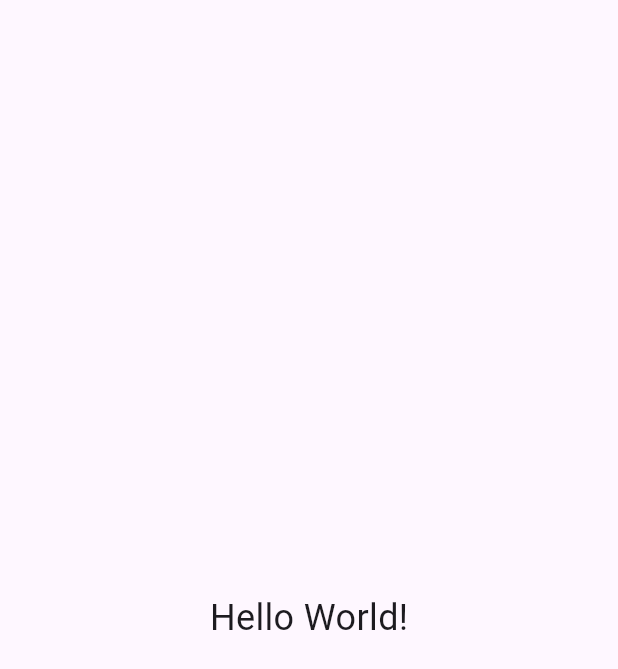
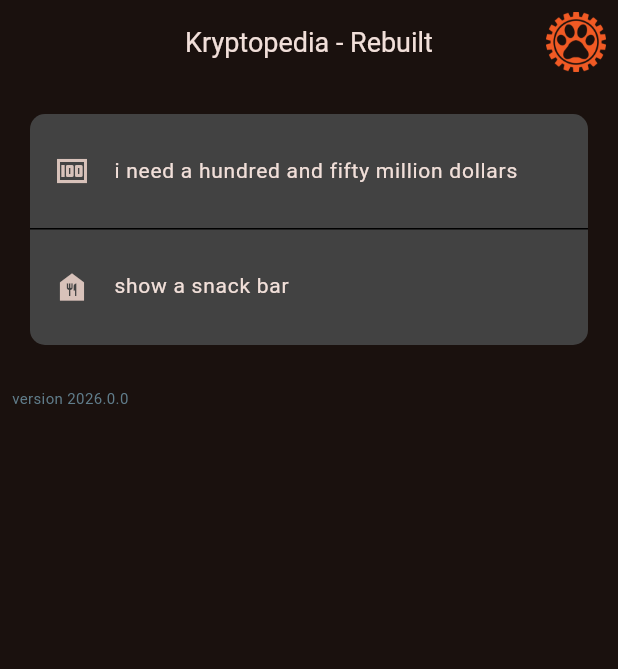
Before and after one commit to FRC2539/kryptopedia_2026, a Flutter app: the screen it shows after launch, on a phone screen of 412 x 824 dp. Shown: the top 669 px of the screen. Run offline on Flutter 3.47's test engine with Material 3 defaults, Android fonts, the phone set to English and light mode, and no system bars; our stand-ins replace confetti, package_info_plus.

Commit message:
app menu & changed up dashboard login

```diff
--- a/kryptopedia/lib/main.dart
+++ b/kryptopedia/lib/main.dart
@@ -1,18 +1,95 @@
+import 'package:confetti/confetti.dart';
 import 'package:flutter/material.dart';
+import 'package:kryptopedia/util/device.dart';
+import 'package:kryptopedia/widgets/menu/main_menu.dart';
+
+const Color cougarOrange = Color.fromARGB(225, 242, 101, 34);
+const Color cougarOffBlack = Color.fromARGB(225, 47, 45, 45);
 
 void main() {
   runApp(const MainApp());
 }
 
-class MainApp extends StatelessWidget {
+class MainApp extends StatefulWidget {
   const MainApp({super.key});
 
   @override
+  State<MainApp> createState() => _MainAppState();
+}
+
+class _MainAppState extends State<MainApp> {
+  late ConfettiController _confettiController;
+
+  @override
+  void initState() {
+    // DbHelper dbHelper = DbHelper();
+    // dbHelper.initializeDb();
+
+    super.initState();
+    _confettiController = ConfettiController(
+      duration: const Duration(seconds: 1),
+    );
+  }
+
+  @override
   Widget build(BuildContext context) {
-    return const MaterialApp(
+    return MaterialApp(
+      title: "Kryptopedia - Rebuilt",
+      theme: ThemeData(
+        colorScheme: ColorScheme.fromSeed(
+          seedColor: cougarOrange,
+          brightness: Brightness.dark,
+        ),
+      ),
       home: Scaffold(
-        body: Center(
-          child: Text('Hello World!', style: TextStyle(fontSize: 24)),
+        appBar: AppBar(
+          actions: <Widget>[
+            ConfettiWidget(
+              key: UniqueKey(),
+              confettiController: _confettiController,
+              numberOfParticles: 20,
+              colors: const [cougarOrange, cougarOffBlack],
+            ),
+            IconButton(
+              splashColor: cougarOrange,
+              icon: Image.asset('assets/images/gearpaw.png'),
+              onPressed: () {
+                _confettiController.play();
+              },
+            ),
+          ],
+          // backgroundColor: Colors.grey.shade900,
+          title: Text(
+            "Kryptopedia - Rebuilt",
+            style: TextStyle(fontSize: Device.fontHeader(context)),
+            maxLines: 1,
+          ),
+          centerTitle: true,
+        ),
+        body: Row(
+          children: [
+            Container(
+              // color: Colors.grey.shade900,
+              width: landscape(context)
+                  ? MediaQuery.of(context).size.width / 3.0
+                  : MediaQuery.of(context).size.width,
+              child: const MainMenu(),
+            ),
+            Visibility(
+              visible: landscape(context),
+              child: Expanded(
+                child: Container(
+                  // color: Colors.black,
+                  child: const Align(
+                    alignment: Alignment.center,
+                    child: Image(
+                      image: AssetImage('assets/images/REBUILT.png'),
+                    ),
+                  ),
+                ),
+              ),
+            ),
+          ],
         ),
       ),
     );
--- /dev/null
+++ b/kryptopedia/lib/util/device.dart
@@ -0,0 +1,61 @@
+import "package:flutter/material.dart";
+import "dart:io";
+import 'dart:math';
+
+class Screen {
+  static double get _ppi => (Platform.isAndroid || Platform.isIOS) ? 150 : 96;
+  static bool isLandscape(BuildContext c) =>
+      MediaQuery.of(c).orientation == Orientation.landscape;
+  //PIXELS
+  static Size size(BuildContext c) => MediaQuery.of(c).size;
+  static double width(BuildContext c) => size(c).width;
+  static double height(BuildContext c) => size(c).height;
+  static double diagonal(BuildContext c) {
+    Size s = size(c);
+    return sqrt((s.width * s.width) + (s.height * s.height));
+  }
+
+  //INCHES
+  static Size inches(BuildContext c) {
+    Size pxSize = size(c);
+    return Size(pxSize.width / _ppi, pxSize.height / _ppi);
+  }
+
+  static double widthInches(BuildContext c) => inches(c).width;
+  static double heightInches(BuildContext c) => inches(c).height;
+  static double diagonalInches(BuildContext c) => diagonal(c) / _ppi;
+}
+
+class Device {
+  static bool get isMobile => isAndroid || isIOS;
+
+  static bool get isAndroid => Platform.isAndroid;
+  static bool get isIOS => Platform.isIOS;
+
+  static bool isLargePhone(BuildContext c) => Screen.diagonal(c) > 720;
+  static bool isTablet(BuildContext c) => Screen.diagonalInches(c) >= 7;
+  static bool isNarrow(BuildContext c) => Screen.widthInches(c) < 3.5;
+
+  static double fontAvatar(BuildContext c) => isTablet(c) ? 15.0 : 15.0;
+  static double fontHeader(BuildContext c) => isTablet(c) ? 25.0 : 18.0;
+  static double fontHeader2(BuildContext c) => isTablet(c) ? 20.0 : 14.0;
+  static double fontListTitle(BuildContext c) => isTablet(c) ? 17.0 : 17.0;
+  static double fontListSubTitle(BuildContext c) => isTablet(c) ? 15.0 : 15.0;
+  static double fontMenu(BuildContext c) => isTablet(c) ? 18.0 : 14.0;
+  static double fontButton(BuildContext c) => isTablet(c) ? 17.0 : 13.0;
+  static double fontLabel(BuildContext c) => isTablet(c) ? 18.0 : 15.0;
+
+  static double fontTable(BuildContext c) => isTablet(c) ? 10.0 : 10.0;
+  static double fontRankingTable(BuildContext c) => isTablet(c) ? 15.0 : 12.0;
+
+  static double fontSize(
+    BuildContext c,
+    double phoneFontSize,
+    double tabletFontSize,
+  ) {
+    return (isTablet(c)) ? tabletFontSize : phoneFontSize;
+  }
+}
+
+bool landscape(BuildContext c) =>
+    MediaQuery.of(c).orientation == Orientation.landscape;
--- /dev/null
+++ b/kryptopedia/lib/widgets/menu/item.dart
@@ -0,0 +1,48 @@
+import 'package:flutter/material.dart';
+import 'package:kryptopedia/util/device.dart';
+
+class MenuItem extends StatelessWidget {
+  const MenuItem(
+    this.title,
+    this.description,
+    this.icon,
+    this.lastItem, {
+    this.dev = false,
+    super.key,
+  });
+  final String title;
+  final String? description;
+  final IconData icon;
+  final bool lastItem;
+  final bool dev;
+
+  @override
+  Widget build(BuildContext context) {
+    return Container(
+      padding: const EdgeInsets.only(top: 10.0, bottom: 10.0),
+      decoration: BoxDecoration(
+        border: Border(
+          bottom: BorderSide(
+            width: 1.0,
+            style: lastItem ? BorderStyle.none : BorderStyle.solid,
+          ),
+        ),
+        color: dev ? Colors.yellow[600] : Colors.transparent,
+        backgroundBlendMode: BlendMode.darken,
+      ),
+      child: ListTile(
+        leading: Icon(icon),
+        title: Text(
+          title,
+          style: TextStyle(fontSize: Device.fontMenu(context)),
+        ),
+        subtitle: description != null
+            ? Text(
+                description!,
+                style: TextStyle(fontSize: Device.fontListSubTitle(context)),
+              )
+            : null,
+      ),
+    );
+  }
+}
--- /dev/null
+++ b/kryptopedia/lib/widgets/menu/main_menu.dart
@@ -0,0 +1,52 @@
+import 'package:flutter/material.dart';
+import 'package:kryptopedia/widgets/menu/section.dart';
+import 'package:kryptopedia/widgets/menu/version_number.dart';
+
+class MainMenu extends StatelessWidget {
+  const MainMenu({super.key});
+
+  @override
+  Widget build(BuildContext c) {
+    return ListView(
+      children: [
+        //test section
+        MenuSection([
+          MenuItemDefinition(
+            title: "pimp down",
+            description: "pimp in distress",
+            icon: Icons.personal_injury,
+            portraitWidget: const PlaceholderScreen(),
+            dev: true,
+          ),
+          MenuItemDefinition(
+            title: "i need a hundred and fifty million dollars",
+            icon: Icons.money,
+            portraitWidget: const PlaceholderScreen(),
+            landscapeWidget: const PlaceholderScreen(),
+          ),
+          MenuItemDefinition(
+            title: "show a snack bar",
+            icon: Icons.food_bank,
+            onTap: (context) => ScaffoldMessenger.of(context).showSnackBar(
+              const SnackBar(content: Text("oh bingo i got action")),
+            ),
+          ),
+        ]),
+
+        const VersionNumber(),
+      ],
+    );
+  }
+}
+
+class PlaceholderScreen extends StatelessWidget {
+  const PlaceholderScreen({super.key});
+
+  @override
+  Widget build(BuildContext context) {
+    return Scaffold(
+      appBar: AppBar(title: const Text("Placeholder")),
+      body: const Center(child: Placeholder()),
+    );
+  }
+}
--- /dev/null
+++ b/kryptopedia/lib/widgets/menu/section.dart
@@ -0,0 +1,94 @@
+import 'package:flutter/foundation.dart';
+import 'package:flutter/material.dart';
+import 'package:kryptopedia/util/device.dart';
+import 'package:kryptopedia/widgets/menu/item.dart';
+
+class MenuSection extends StatelessWidget {
+  final List<MenuItemDefinition> items;
+  const MenuSection(this.items, {super.key});
+
+  @override
+  Widget build(BuildContext context) {
+    final visibleItems = items.where((item) {
+      return (landscape(context)
+                  ? item.landscapeWidget != null
+                  : item.portraitWidget != null) &&
+              (kDebugMode || !item.dev) ||
+          item.onTap != null;
+    }).toList();
+
+    return Container(
+      margin: const EdgeInsets.all(20.0),
+      decoration: BoxDecoration(
+        color: Colors.grey.shade800,
+        borderRadius: const BorderRadius.all(Radius.circular(10.0)),
+      ),
+      child: Column(
+        children: visibleItems
+            .map(
+              (item) => GestureDetector(
+                onTap: () {
+                  if (item.onTap != null) {
+                    item.onTap!(context);
+                  } else {
+                    Navigator.push(
+                      context,
+                      MaterialPageRoute(
+                        builder: (context) => landscape(context)
+                            ? item.landscapeWidget ?? RotateDeviceScreen()
+                            : item.portraitWidget ?? RotateDeviceScreen(),
+                      ),
+                    );
+                  }
+                },
+                child: MenuItem(
+                  item.title,
+                  item.description,
+                  item.icon,
+                  item == visibleItems.last,
+                  dev: item.dev,
+                ),
+              ),
+            )
+            .toList(),
+      ),
+    );
+  }
+}
+
+class RotateDeviceScreen extends StatelessWidget {
+  const RotateDeviceScreen({super.key});
+
+  @override
+  Widget build(BuildContext context) {
+    return Scaffold(
+      appBar: AppBar(),
+      body: const Center(
+        child: Text(
+          "Please rotate your device.",
+          style: TextStyle(fontSize: 24.0),
+        ),
+      ),
+    );
+  }
+}
+
+class MenuItemDefinition {
+  final String title;
+  final String? description;
+  final IconData icon;
+  final Widget? portraitWidget;
+  final Widget? landscapeWidget;
+  final Function(BuildContext context)? onTap;
+  final bool dev;
+
+  const MenuItemDefinition({
+    required this.title,
+    this.description,
+    required this.icon,
+    this.portraitWidget,
+    this.landscapeWidget,
+    this.onTap,
+    this.dev = false,
+  });
+}
--- /dev/null
+++ b/kryptopedia/lib/widgets/menu/version_number.dart
@@ -0,0 +1,38 @@
+import 'package:flutter/material.dart';
+import 'package:package_info_plus/package_info_plus.dart';
+
+class VersionNumber extends StatefulWidget {
+  const VersionNumber({super.key});
+
+  @override
+  State<VersionNumber> createState() => _VersionNumberState();
+}
+
+class _VersionNumberState extends State<VersionNumber> {
+  @override
+  Widget build(BuildContext context) {
+    return Padding(
+      padding: const EdgeInsets.all(8.0),
+      child: FutureBuilder(
+        future: PackageInfo.fromPlatform().then(
+          (packageInfo) => packageInfo.version,
+        ),
+        builder: (context, snapshot) {
+          if (snapshot.hasData) {
+            return Text(
+              "version ${snapshot.data}",
+              style: const TextStyle(fontSize: 10.0, color: Colors.blueGrey),
+            );
+          } else if (snapshot.hasError) {
+            return Text(
+              "error: ${snapshot.error}",
+              style: const TextStyle(fontSize: 10.0),
+            );
+          } else {
+            return const CircularProgressIndicator();
+          }
+        },
+      ),
+    );
+  }
+}
```
Also changed, not shown: kryptopedia/pubspec.yaml (+6 -2 lines), kryptopedia/assets/images/REBUILT.jpg (added), kryptopedia/assets/images/gearpaw.png (added), kryptopedia/pubspec.lock, 11 other files.
